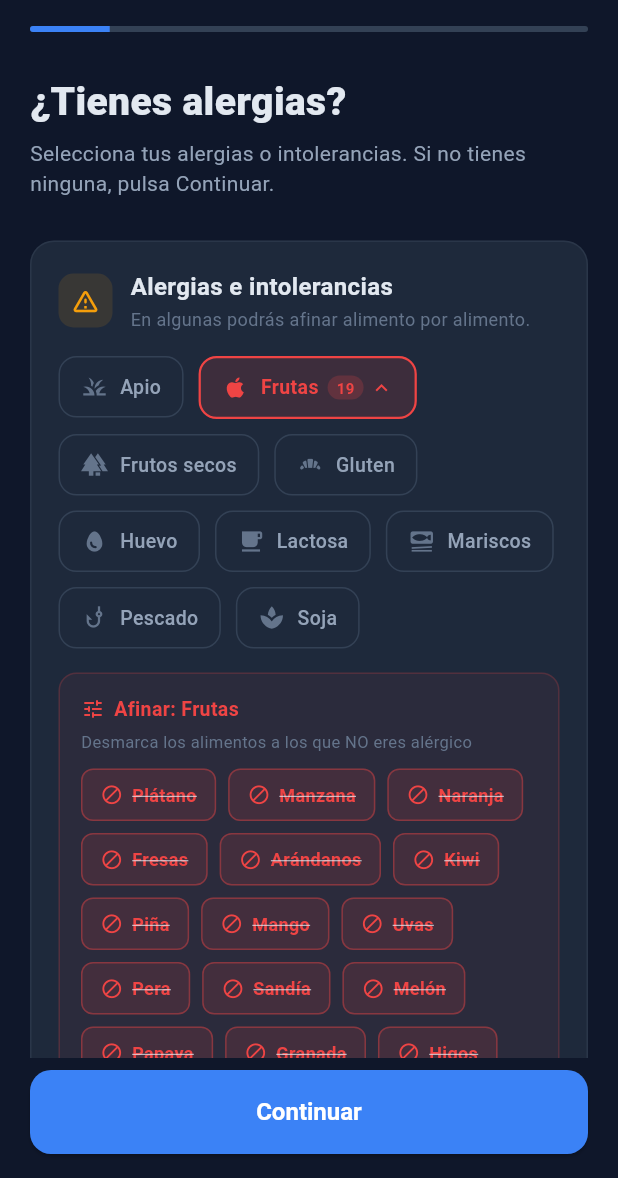
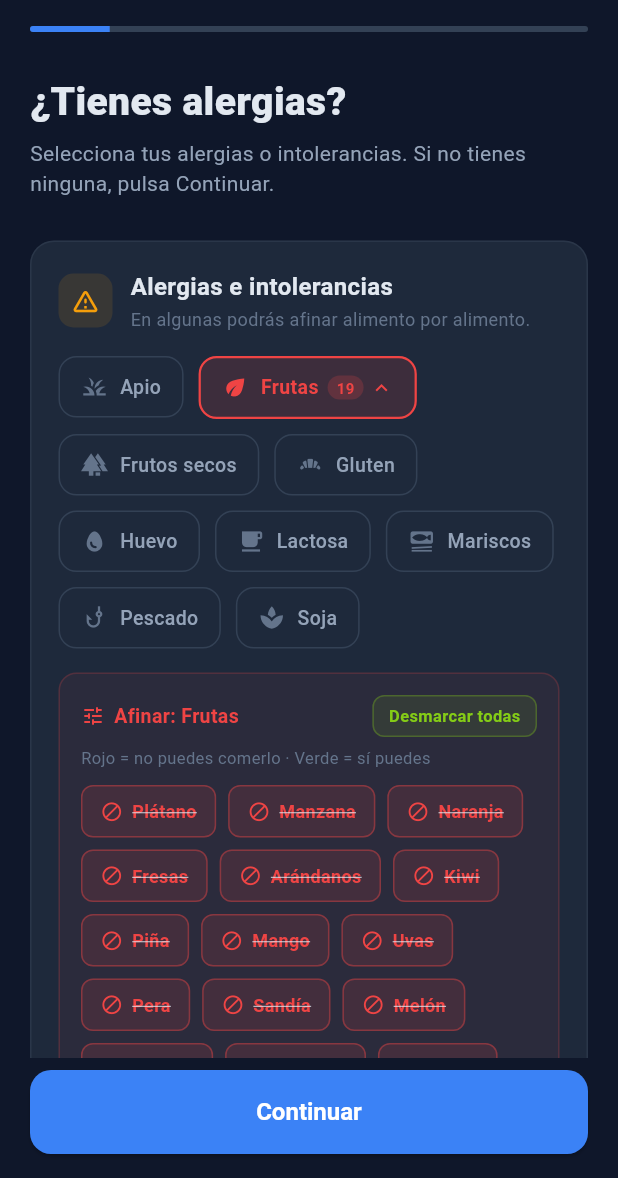
Before and after one commit to DiegoUC3M/nutriAI, a Flutter app: the NutritionFlowScreen screen opened directly, after a tap on "Frutas", on a phone screen of 412 x 824 dp, the part 58-1236 px from its top. Run offline on Flutter 3.47's test engine with Material 3 defaults, Android fonts, the phone set to English and light mode, and no system bars; our stand-ins replace google_mobile_ads, shared_preferences; accounts and stored records are empty.

Commit message:
[DFA] Button to deselect all options in allergens

```diff
--- a/lib/screens/nutrition/steps/step_allergies.dart
+++ b/lib/screens/nutrition/steps/step_allergies.dart
@@ -13,7 +13,7 @@ const _allergenConfig = <String, ({IconData icon, Color color})>{
   'Mariscos': (icon: Icons.set_meal, color: Color(0xFFEF4444)),
   'Pescado': (icon: Icons.phishing, color: Color(0xFF3B82F6)),
   'Soja': (icon: Icons.spa, color: Color(0xFF84CC16)),
-  'Frutas': (icon: Icons.apple, color: Color(0xFFEF4444)),
+  'Frutas': (icon: Icons.eco, color: Color(0xFFEF4444)),
   'Apio': (icon: Icons.grass, color: Color(0xFF22C55E)),
 };
 
@@ -134,6 +134,7 @@ class _StepAllergiesState extends State<StepAllergies> {
     final foods = foodsWithAllergen(tag);
     final config = _allergenConfig[tag];
     final color = config?.color ?? AppColors.error;
+    final allAllowed = foods.every((f) => widget.allergyExceptions.contains(f.name));
 
     return Padding(
       padding: const EdgeInsets.only(top: 16),
@@ -151,15 +152,55 @@ class _StepAllergiesState extends State<StepAllergies> {
               children: [
                 Icon(Icons.tune_rounded, size: 16, color: color),
                 const SizedBox(width: 6),
-                Text(
-                  'Afinar: $tag',
-                  style: TextStyle(fontSize: 13, fontWeight: FontWeight.w700, color: color),
+                Expanded(
+                  child: Text(
+                    'Afinar: $tag',
+                    style: TextStyle(fontSize: 13, fontWeight: FontWeight.w700, color: color),
+                  ),
+                ),
+                GestureDetector(
+                  onTap: () {
+                    if (allAllowed) {
+                      // Re-block all: remove all exceptions
+                      for (final f in foods) {
+                        widget.allergyExceptions.remove(f.name);
+                      }
+                    } else {
+                      // Allow all: add all as exceptions
+                      for (final f in foods) {
+                        widget.allergyExceptions.add(f.name);
+                      }
+                    }
+                    widget.onAllergyExceptionsChanged(widget.allergyExceptions);
+                  },
+                  child: Container(
+                    padding: const EdgeInsets.symmetric(horizontal: 10, vertical: 5),
+                    decoration: BoxDecoration(
+                      color: allAllowed
+                          ? AppColors.error.withValues(alpha: 0.1)
+                          : AppColors.secondary.withValues(alpha: 0.1),
+                      borderRadius: BorderRadius.circular(8),
+                      border: Border.all(
+                        color: allAllowed
+                            ? AppColors.error.withValues(alpha: 0.3)
+                            : AppColors.secondary.withValues(alpha: 0.3),
+                      ),
+                    ),
+                    child: Text(
+                      allAllowed ? 'Bloquear todas' : 'Desmarcar todas',
+                      style: TextStyle(
+                        fontSize: 11,
+                        fontWeight: FontWeight.w700,
+                        color: allAllowed ? AppColors.error : AppColors.secondary,
+                      ),
+                    ),
+                  ),
                 ),
               ],
             ),
-            const SizedBox(height: 4),
+            const SizedBox(height: 6),
             const Text(
-              'Desmarca los alimentos a los que NO eres alérgico',
+              'Rojo = no puedes comerlo · Verde = sí puedes',
               style: TextStyle(fontSize: 11, color: AppColors.textMuted),
             ),
             const SizedBox(height: 10),
@@ -168,6 +209,7 @@ class _StepAllergiesState extends State<StepAllergies> {
               runSpacing: 8,
               children: foods.map((food) {
                 final isException = widget.allergyExceptions.contains(food.name);
+                final isBlocked = !isException;
                 return GestureDetector(
                   onTap: () {
                     if (isException) {
@@ -181,23 +223,23 @@ class _StepAllergiesState extends State<StepAllergies> {
                     duration: const Duration(milliseconds: 200),
                     padding: const EdgeInsets.symmetric(horizontal: 12, vertical: 8),
                     decoration: BoxDecoration(
-                      color: isException
-                          ? AppColors.secondary.withValues(alpha: 0.15)
-                          : AppColors.error.withValues(alpha: 0.12),
+                      color: isBlocked
+                          ? AppColors.error.withValues(alpha: 0.12)
+                          : AppColors.secondary.withValues(alpha: 0.15),
                       borderRadius: BorderRadius.circular(8),
                       border: Border.all(
-                        color: isException
-                            ? AppColors.secondary
-                            : AppColors.error.withValues(alpha: 0.4),
+                        color: isBlocked
+                            ? AppColors.error.withValues(alpha: 0.4)
+                            : AppColors.secondary,
                       ),
                     ),
                     child: Row(
                       mainAxisSize: MainAxisSize.min,
                       children: [
                         Icon(
-                          isException ? Icons.check_circle : Icons.block,
+                          isBlocked ? Icons.block : Icons.check_circle,
                           size: 15,
-                          color: isException ? AppColors.secondary : AppColors.error,
+                          color: isBlocked ? AppColors.error : AppColors.secondary,
                         ),
                         const SizedBox(width: 6),
                         Text(
@@ -205,8 +247,8 @@ class _StepAllergiesState extends State<StepAllergies> {
                           style: TextStyle(
                             fontSize: 12,
                             fontWeight: FontWeight.w600,
-                            color: isException ? AppColors.secondary : AppColors.error,
-                            decoration: isException ? null : TextDecoration.lineThrough,
+                            color: isBlocked ? AppColors.error : AppColors.secondary,
+                            decoration: isBlocked ? TextDecoration.lineThrough : null,
                           ),
                         ),
                       ],
```
